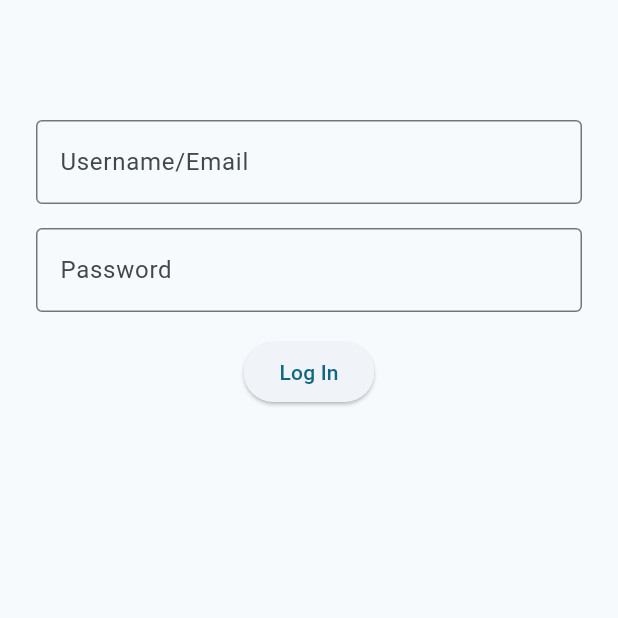
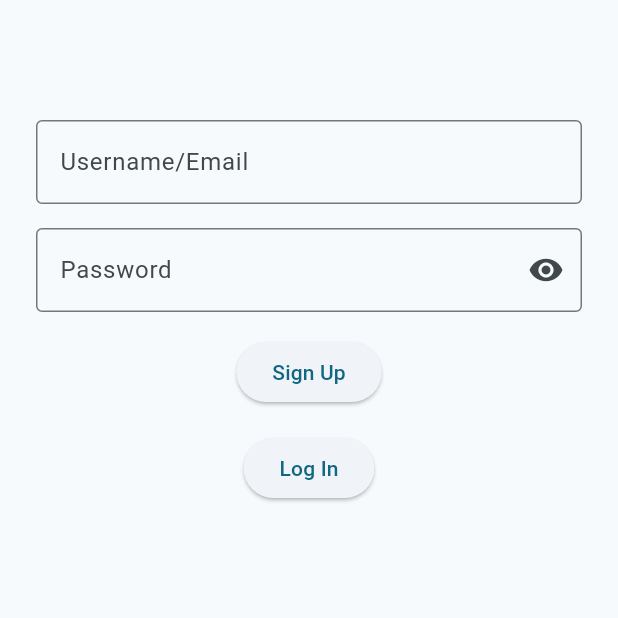
Before and after one commit to KaitMArms/POOSD-Large-Project, a Flutter app: the screen it shows after launch, on a phone screen of 412 x 824 dp, the top half of it. Run offline on Flutter 3.47's test engine with Material 3 defaults, Android fonts, the light colour scheme and no system bars.

Commit message:
connected log-in to what will be the profile page
also updated password visibility and added input collection, will connect it to back-end (attemptingly) later today/tomorrow

```diff
--- a/mobile/my_game_list_mobile/lib/log_in.dart
+++ b/mobile/my_game_list_mobile/lib/log_in.dart
@@ -1,9 +1,95 @@
 import 'package:flutter/material.dart';
+import 'package:my_game_list_mobile/profile.dart';
 import 'package:my_game_list_mobile/sign_up.dart';
 
-class LogIn extends StatelessWidget {
+class LogIn extends StatefulWidget {
   const LogIn({super.key});
 
+  @override
+  State<LogIn> createState() => _LogInState();
+
+}
+
+class _LogInState extends State<LogIn>{
+  final TextEditingController username = TextEditingController();
+  final TextEditingController password = TextEditingController();
+  bool _obscure = true;
+
+  @override
+  void dispose() {
+    username.dispose();
+    password.dispose();
+    super.dispose();
+  }
+
+  @override
+  Widget build(BuildContext context) {
+    return Scaffold(
+      body: SingleChildScrollView(
+        padding: EdgeInsets.fromLTRB(24, 80, 24, 24),
+          child: Column(
+          children: [
+
+            TextField(
+              controller: username,
+              decoration: InputDecoration(
+                border: OutlineInputBorder(),
+                labelText: "Username/Email",
+                fillColor: Color.fromARGB(3, 6, 16, 245),
+              )
+            ),
+
+            SizedBox(height: 16),
+
+            TextField(
+              controller: password,
+              obscureText: _obscure,
+              decoration: InputDecoration(
+                border: OutlineInputBorder(),
+                labelText: "Password",
+                fillColor: Color.fromARGB(3, 6, 16, 245),
+                suffixIcon: IconButton(
+                    icon: Icon(_obscure ? Icons.visibility : Icons.visibility_off),
+                    onPressed: (){
+                      setState(() {
+                        _obscure = !_obscure;
+                      });
+                    },
+                  ),
+                ),
+            ),
+
+            SizedBox(height: 16),
+
+            ElevatedButton(
+              onPressed: () {
+                Navigator.push(context,
+                    MaterialPageRoute(builder: (context) => const SignUp())
+                    );
+              },
+              child: Text("Sign Up"),
+            ),
+
+            SizedBox(height: 16),
+
+            ElevatedButton(
+              onPressed: () {
+                Navigator.push(context,
+                    MaterialPageRoute(builder: (context) => const Profile())
+                    );
+              },
+              child: Text("Log In"),
+            )
+          ],
+        )
+      )
+    );
+  }
+}
+
+
+
+  /*final TextEditingController username = TextEditingController();
   @override
   Widget build(BuildContext context) {
     return Scaffold(
@@ -45,4 +131,4 @@ class LogIn extends StatelessWidget {
       )
     );
   }
-}
+}*/
```
Also changed, not shown: mobile/my_game_list_mobile/lib/profile.dart (+17 -0 lines), mobile/my_game_list_mobile/lib/sign_up.dart (+36 -2 lines).
